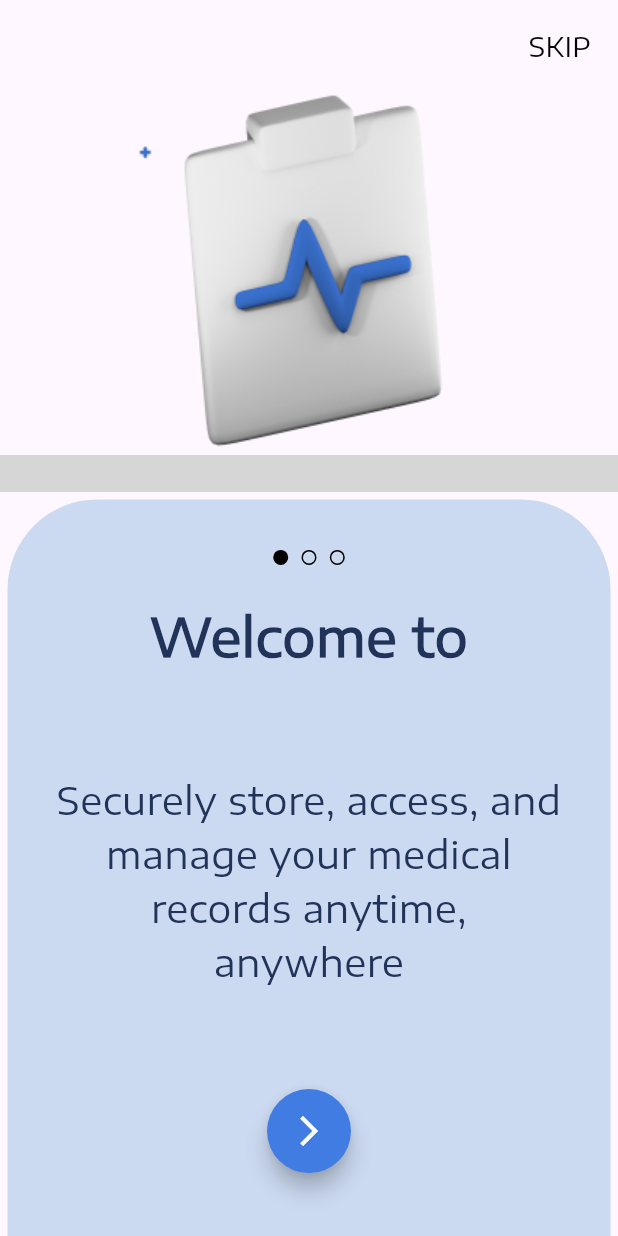
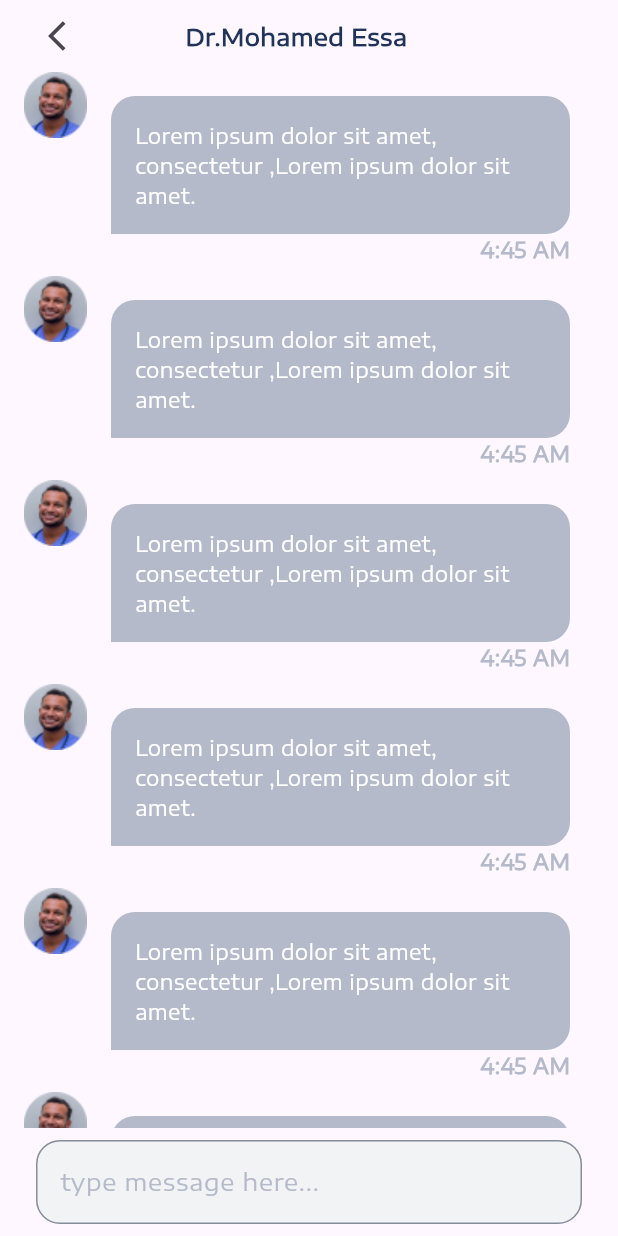
Before and after one commit to Med-EG/Flutter, a Flutter app: the screen it shows after launch, on a phone screen of 412 x 824 dp. Run offline on Flutter 3.47's test engine with Material 3 defaults, Android fonts, the phone set to English and light mode, and no system bars; our stand-ins replace dropdown_textfield, flutter_svg, google_nav_bar; grey boxes are pictures that could not be loaded.

Commit message:
create chat screen

```diff
--- /dev/null
+++ b/lib/Views/chat_screen.dart
@@ -0,0 +1,44 @@
+import 'package:flutter/material.dart';
+import 'package:med_eg/constants/colors.dart';
+import 'package:med_eg/widgets/chat_bubble.dart';
+import 'package:med_eg/widgets/custom_textFormField.dart';
+
+import '../widgets/custom_arrow_back.dart';
+
+class ChatScreen extends StatelessWidget {
+  const ChatScreen({super.key});
+
+  @override
+  Widget build(BuildContext context) {
+    double screenWidth = MediaQuery.of(context).size.width;
+    return SafeArea(
+      child: Scaffold(
+        body: Padding(
+          padding: const EdgeInsets.symmetric(horizontal: 16),
+          child: Column(children: [
+            Row(
+              mainAxisAlignment: MainAxisAlignment.start,
+              children: [
+                const CustomArrowBack(),
+                SizedBox(
+                  width: screenWidth * 0.125,
+                ),
+                const Text(
+                  'Dr.Mohamed Essa',
+                  style: TextStyle(
+                      color: darkBlue, fontWeight: FontWeight.bold, fontSize: 16),
+                )
+              ],
+            ),
+            Expanded(
+              child: ListView.builder(itemBuilder: (context, index) {
+                return const ChatBubble();
+              }),
+            ),
+            const CustomTextFormField(label: 'type message here...')
+          ]),
+        ),
+      ),
+    );
+  }
+}
--- a/lib/Views/createNewPassword.dart
+++ b/lib/Views/createNewPassword.dart
@@ -90,7 +90,7 @@ class _CreateNewPasswordState extends State<CreateNewPassword> {
             ),
             const Spacer(flex: 4,),
             CustomButton(text: 'Reset the password', color: kPrimaryColor,onTap: () {
-              Navigator.pushNamed(context, Login().id);
+              Navigator.pushNamed(context, const Login().id);
             },),
             const Spacer(flex: 5,)
         ],
--- a/lib/main.dart
+++ b/lib/main.dart
@@ -1,5 +1,4 @@
 import 'package:flutter/material.dart';
-import 'package:med_eg/Views/onBoarding.dart';
 import 'package:med_eg/Views/signUp1.dart';
 import 'package:med_eg/Views/signUp10.dart';
 import 'package:med_eg/Views/signUp11.dart';
@@ -10,7 +9,7 @@ import 'package:med_eg/Views/signUp6.dart';
 import 'package:med_eg/Views/signUp7.dart';
 import 'package:med_eg/Views/signUp8.dart';
 import 'package:med_eg/Views/signUp9.dart';
-
+import 'Views/chat_screen.dart';
 import 'Views/loginScreen.dart';
 
 void main() {
@@ -43,7 +42,7 @@ class MyApp extends StatelessWidget {
         const Login().id:(context) => const Login(),
       },
       debugShowCheckedModeBanner: false,
-      home: OnBording(),
+      home: const ChatScreen(),
 
     );
   }
--- /dev/null
+++ b/lib/widgets/chat_bubble.dart
@@ -0,0 +1,79 @@
+import 'package:flutter/material.dart';
+import '../constants/colors.dart';
+
+class ChatBubble extends StatelessWidget {
+  const ChatBubble({Key? key}) : super(key: key);
+
+  @override
+  Widget build(BuildContext context) {
+    return Align(
+      alignment: Alignment.centerLeft,
+      child: Row(
+        crossAxisAlignment: CrossAxisAlignment.start,
+        children: [
+          Align(
+            alignment: Alignment.topLeft,
+            child: Image.asset('assets/images/PNG/unsplash_279xIHymPYY.png'),
+          ),
+          Expanded(
+            child: Column(
+              crossAxisAlignment: CrossAxisAlignment.end,
+              children: [
+                Container(
+                  padding: const EdgeInsets.all(16),
+                  margin: const EdgeInsets.only(right: 16, left: 16, top: 16),
+                  decoration: const BoxDecoration(
+                    borderRadius: BorderRadius.only(
+                      topLeft: Radius.circular(16),
+                      topRight: Radius.circular(16),
+                      bottomRight: Radius.circular(16),
+                    ),
+                    color: lightGrey,
+                  ),
+                  child: const Text(
+                    'Lorem ipsum dolor sit amet, consectetur ,Lorem ipsum dolor sit amet.',
+                    style: TextStyle(color: Colors.white),
+                  ),
+                ),
+                const Padding(
+                  padding: EdgeInsets.only(right: 16, bottom: 8),
+                  child: Text(
+                    '4:45 AM', // Replace with your time
+                    style: TextStyle(color:lightGrey, fontWeight: FontWeight.bold),
+                  ),
+                ),
+              ],
+            ),
+          ),
+        ],
+      ),
+    );
+  }
+}
+
+
+class ChatBubbleForFriend extends StatelessWidget {
+  const ChatBubbleForFriend({super.key});
+
+  @override
+  Widget build(BuildContext context) {
+    return Align(
+      alignment: Alignment.centerRight,
+      child: Container(
+        padding: const EdgeInsets.all(16),
+        margin: const EdgeInsets.all(16),
+        decoration: const BoxDecoration(
+            borderRadius: BorderRadius.only(
+              topLeft: Radius.circular(16),
+              topRight: Radius.circular(16),
+              bottomLeft: Radius.circular(16),
+            ),
+            color: kPrimaryColor),
+        child: const Text(
+          'Lorem ipsum dolor sit amet, consectetur ,Lorem ipsum dolor sit amet, consectetur',
+          style: TextStyle(color: Colors.white),
+        ),
+      ),
+    );
+  }
+}
```
Also changed, not shown: lib/Views/message_screen.dart (added, +53 -0 lines), assets/images/PNG/unsplash_279xIHymPYY.png (added), 1 other file.
